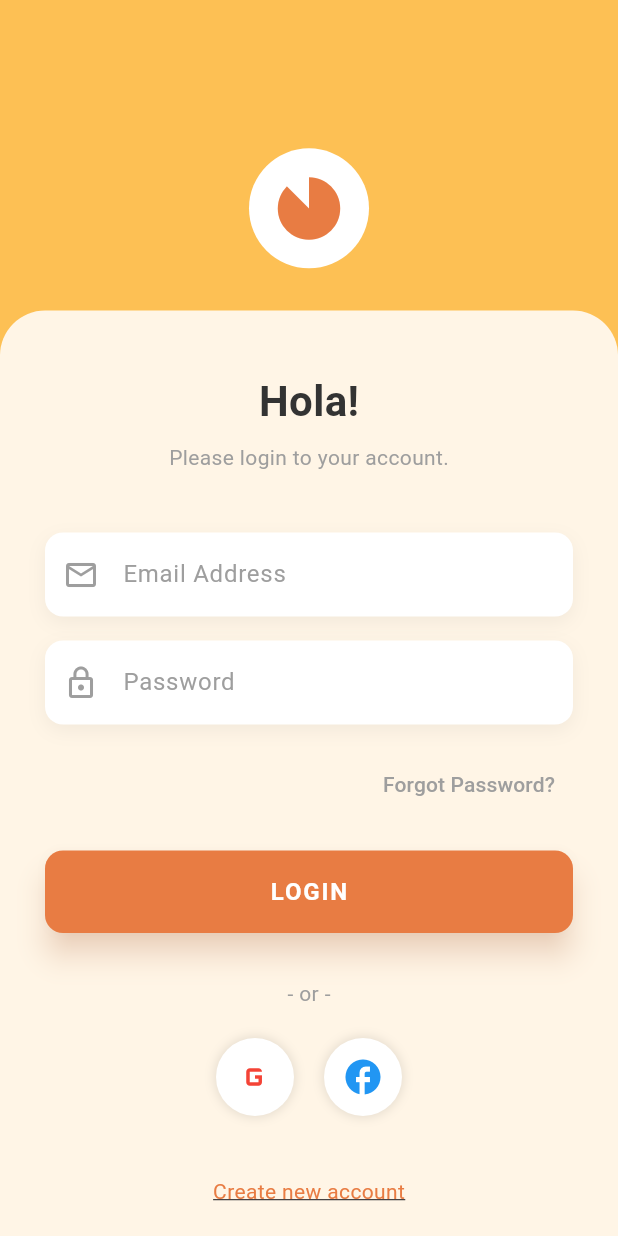
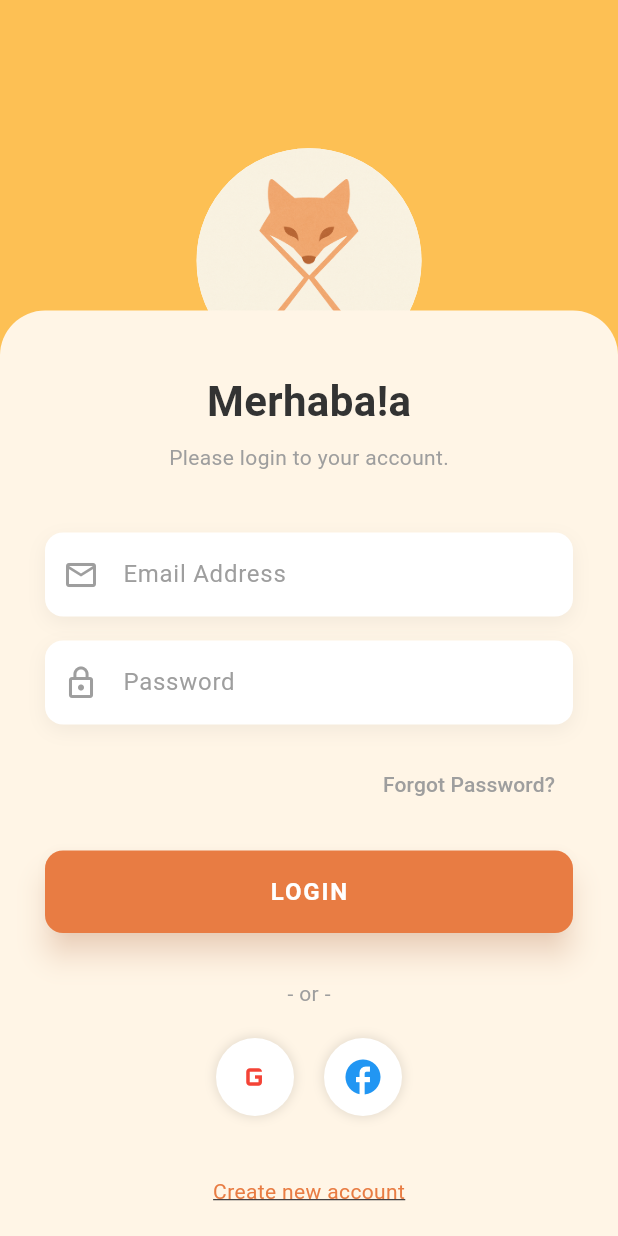
Before and after one commit to cagannn/foxusify, a Flutter app: the screen it shows after launch, on a phone screen of 412 x 824 dp. Run offline on Flutter 3.47's test engine with Material 3 defaults, Android fonts, the phone set to English and light mode, and no system bars.

Commit message:
Logo değişikliği

```diff
--- a/lib/screens/login_screen/login_screen.dart
+++ b/lib/screens/login_screen/login_screen.dart
@@ -9,7 +9,7 @@ import 'signup_screen.dart';
 
 class LoginScreen extends StatelessWidget {
   const LoginScreen({super.key});
-
+  final String Merhaba = "Merhaba!a";
   @override
   Widget build(BuildContext context) {
     return AuthTemplate(
@@ -17,7 +17,7 @@ class LoginScreen extends StatelessWidget {
       formContent: Column(
         crossAxisAlignment: CrossAxisAlignment.center,
         children: [
-          const Text("Hola!", style: AppTextStyles.header),
+          Text(Merhaba, style: AppTextStyles.header),
           const SizedBox(height: 8),
           const Text(
             "Please login to your account.",
@@ -26,18 +26,23 @@ class LoginScreen extends StatelessWidget {
           const SizedBox(height: 40),
 
           const CustomInputField(
-              hintText: "Email Address", icon: Icons.email_outlined),
+            hintText: "Email Address",
+            icon: Icons.email_outlined,
+          ),
           const CustomInputField(
-              hintText: "Password",
-              icon: Icons.lock_outline,
-              isPassword: true),
+            hintText: "Password",
+            icon: Icons.lock_outline,
+            isPassword: true,
+          ),
 
           Align(
             alignment: Alignment.centerRight,
             child: TextButton(
               onPressed: () {},
-              child: const Text("Forgot Password?",
-                  style: TextStyle(color: AppColors.textLight)),
+              child: const Text(
+                "Forgot Password?",
+                style: TextStyle(color: AppColors.textLight),
+              ),
             ),
           ),
 
--- a/lib/widgets/auth_template.dart
+++ b/lib/widgets/auth_template.dart
@@ -26,7 +26,7 @@ class AuthTemplate extends StatelessWidget {
               top: size.height * logoTopPosition,
               left: 0,
               right: 0,
-              child: const Center(child: AppLogo()),
+              child: const Center(child: AppLogo(size: 150)),
             ),
 
             Positioned(
--- a/lib/widgets/login_logo.dart
+++ b/lib/widgets/login_logo.dart
@@ -12,14 +12,14 @@ class AppLogo extends StatelessWidget {
     return Container(
       width: size,
       height: size,
+
       decoration: const BoxDecoration(
         color: AppColors.white,
         shape: BoxShape.circle,
-      ),
-      child: Icon(
-        Icons.incomplete_circle,
-        size: iconSize,
-        color: AppColors.darkOrange,
+        image: DecorationImage(
+          image: AssetImage('assets/images/logo.png'),
+          fit: BoxFit.cover,
+        ),
       ),
     );
   }
--- a/pubspec.yaml
+++ b/pubspec.yaml
@@ -17,3 +17,5 @@ dev_dependencies:
 
 flutter:
   uses-material-design: true
+  assets:
+    - assets/images/logo.png
```
Also changed, not shown: assets/images/logo.png (added), 1 other file.
